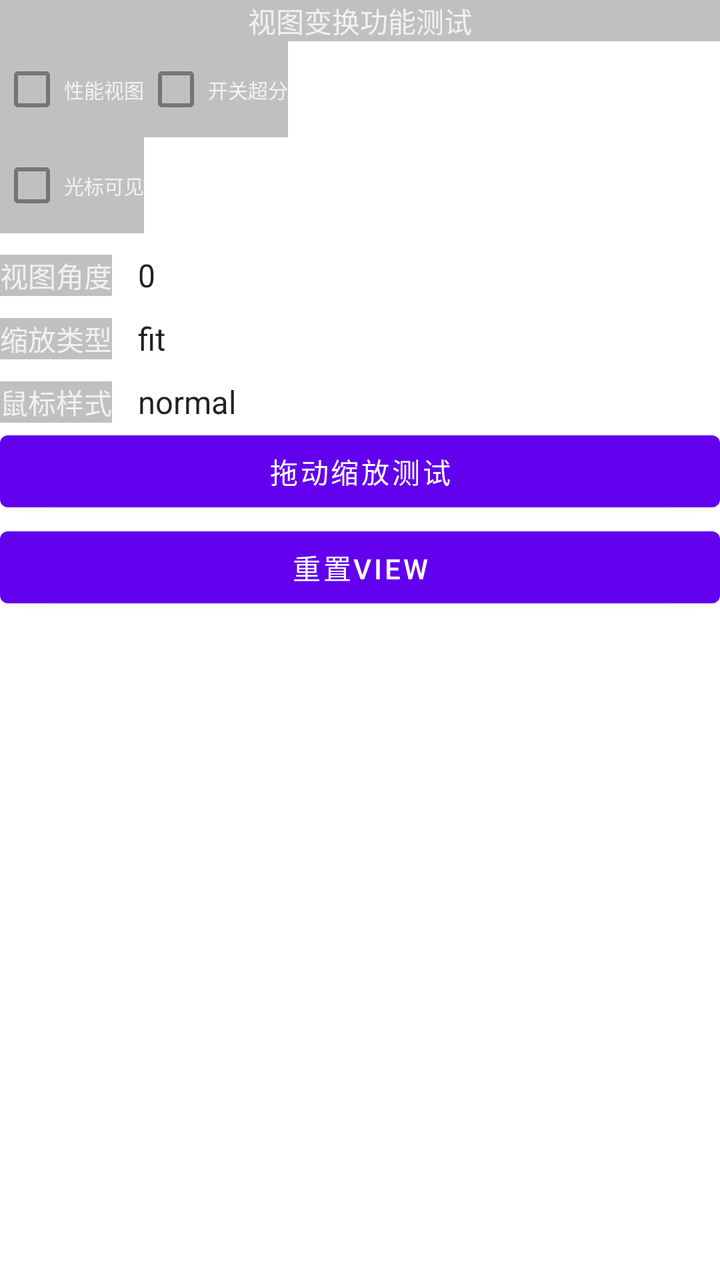
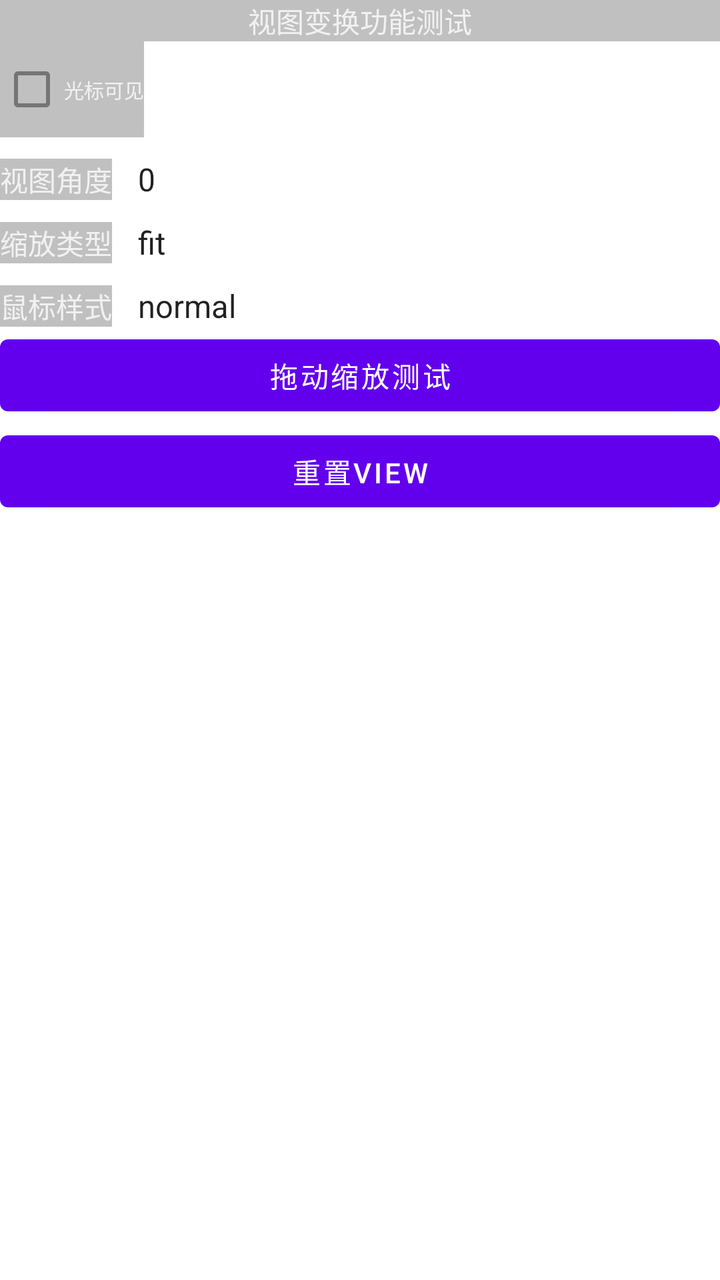

Screens rendered from an Android XML layout before and after an edit, with the pre-edit source and the edit as a unified diff.
<!-- AndroidManifest.xml: application theme Theme.TcrDemo -->
<!-- res/layout/test_api_view.xml -->
<?xml version="1.0" encoding="utf-8"?>
<layout xmlns:tools="http://schemas.android.com/tools"
    xmlns:android="http://schemas.android.com/apk/res/android">

    <data>
        <import type="android.view.View" />
        <import type="androidx.databinding.ObservableBoolean" />
        <variable name="viewModel" type="com.tencent.tcrdemo.gameplay.GamePlayViewModel" />
        <variable name="handlers" type="com.tencent.tcrdemo.gameplay.TestApiHandler"/>

    </data>

    <ScrollView
            android:layout_width="wrap_content"
            android:layout_height="match_parent"
            android:splitMotionEvents="true"
            android:orientation="vertical">

        <LinearLayout
                android:layout_width="match_parent"
                android:layout_height="wrap_content"
                android:orientation="vertical">

            <TextView
                    android:gravity="center_horizontal"
                    android:text="@string/view_transformation_function_test"
                    style="@style/textview"
                    android:layout_width="match_parent"
                    android:layout_height="wrap_content" />
            <LinearLayout
                    android:orientation="horizontal"
                    android:layout_width="wrap_content"
                    android:layout_height="wrap_content">

                <CheckBox
                        style="@style/textview"
                        android:text="@string/performance_view"
                        android:textSize="10sp"
                        android:checked="@={viewModel.enableDebugView}"
                        android:layout_width="wrap_content"
                        android:layout_height="wrap_content" />

                <CheckBox
                        style="@style/textview"
                        android:textSize="10sp"
                        android:text="@string/toggle_super_resolution"
                        android:checked="@={viewModel.enableSR}"
                        android:layout_width="wrap_content"
                        android:layout_height="match_parent" />

            </LinearLayout>

                <CheckBox
                        android:id="@+id/cursor_visibility"
                        style="@style/textview"
                        android:textSize="10sp"
                        android:text="@string/cursor_visible"
                        android:checked="@={viewModel.cursorViewVisibility}"
                        android:layout_width="wrap_content"
                        android:layout_height="wrap_content" />
            <LinearLayout
                    android:layout_width="match_parent"
                    android:layout_height="wrap_content"
                    android:orientation="vertical">

                <LinearLayout
                    android:layout_width="match_parent"
                    android:layout_height="wrap_content"
                    android:layout_marginTop="10dp"
                    android:orientation="horizontal">
                    <TextView
                        android:text="@string/view_angle"
                        style="@style/textview"
                        android:layout_width="wrap_content"
                        android:layout_height="wrap_content" />
                    <Spinner
                        android:layout_marginStart="5dp"
                        android:layout_width="wrap_content"
                        android:layout_height="wrap_content"
                        android:background="@color/white"
                        android:textColorHint="@android:color/black"
                        android:text="@string/rotation_angle"
                        android:prompt="@string/spinner_prompt"
                        android:selectedItemPosition="@={viewModel.renderViewRotation}"
                        android:entries="@array/render_view_pos_array"/>
                </LinearLayout>


                <LinearLayout
                    android:layout_width="match_parent"
                    android:layout_height="wrap_content"
                    android:layout_marginTop="10dp"
                    android:orientation="horizontal">
                    <TextView
                        android:text="@string/scaling_type"
                        style="@style/textview"
                        android:layout_width="wrap_content"
                        android:layout_height="wrap_content" />
                    <Spinner
                        android:layout_marginStart="5dp"
                        android:layout_width="wrap_content"
                        android:layout_height="wrap_content"
                        android:background="@color/white"
                        android:textColorHint="@android:color/black"
                        android:text="@string/scaling_type"
                        android:prompt="@string/spinner_prompt"
                        android:selectedItemPosition="@={viewModel.renderViewScaleType}"
                        android:entries="@array/scale_type_array"/>
                </LinearLayout>

                <LinearLayout
                    android:layout_width="match_parent"
                    android:layout_height="wrap_content"
                    android:layout_marginTop="10dp"
                    android:orientation="horizontal">
                    <TextView
                        android:text="@string/mouse_style"
                        style="@style/textview"
                        android:layout_width="wrap_content"
                        android:layout_height="wrap_content" />
                    <Spinner
                        android:layout_width="wrap_content"
                        android:layout_height="wrap_content"
                        android:layout_marginStart="5dp"
                        android:text="@string/mouse_style"
                        android:background="@color/white"
                        android:textColorHint="@android:color/black"
                        android:prompt="@string/spinner_prompt"
                        android:selectedItemPosition="@={viewModel.cursorStyle}"
                        android:entries="@array/cursor_style_array"/>
                </LinearLayout>

                <Button
                    android:layout_width="match_parent"
                    android:layout_height="wrap_content"
                    android:id="@+id/set_view_pinch_layout_button"
                    android:onClick="@{handlers::onClickExpandLayoutShow}"
                    android:text="@string/drag_zoom_test" />
                <LinearLayout
                        android:layout_width="match_parent"
                        android:layout_height="wrap_content"
                    android:id="@+id/set_view_pinch_layout"
                    android:visibility="gone"
                        android:orientation="vertical">
                    <LinearLayout
                            android:layout_width="match_parent"
                            android:layout_height="wrap_content"
                            android:orientation="horizontal">

                        <EditText
                                android:textColor="@color/text_color"
                                android:textColorHint="@color/teal_700"
                                android:text="@={viewModel.pinchLeft}"
                                android:inputType="number"
                                android:hint="L"
                                android:layout_weight="1"
                                android:gravity="center"
                                android:layout_width="wrap_content"
                                android:layout_height="wrap_content" />

                        <EditText
                                android:textColor="@color/text_color"
                                android:textColorHint="@color/teal_700"
                                android:text="@={viewModel.pinchTop}"
                                android:inputType="number"
                                android:hint="T"
                                android:layout_weight="1"
                                android:gravity="center"
                                android:layout_width="wrap_content"
                                android:layout_height="wrap_content" />
                        <EditText
                                android:textColor="@color/text_color"
                                android:textColorHint="@color/teal_700"
                                android:text="@={viewModel.pinchRight}"
                                android:inputType="number"
                                android:hint="R"
                                android:layout_weight="1"
                                android:gravity="center"
                                android:layout_width="wrap_content"
                                android:layout_height="wrap_content" />
                        <EditText
                                android:textColor="@color/text_color"
                                android:textColorHint="@color/teal_700"
                                android:text="@={viewModel.pinchBottom}"
                                android:inputType="number"
                                android:hint="B"
                                android:layout_weight="1"
                                android:gravity="center"
                                android:layout_width="wrap_content"
                                android:layout_height="wrap_content" />
                    </LinearLayout>
                    <Button
                            android:layout_width="match_parent"
                            android:layout_height="wrap_content"
                            android:layout_weight="1"
                            android:onClick="@{handlers::onClickSetPinchOffset}"
                            android:text="@string/set_drag_boundary" />
                    <LinearLayout
                        android:orientation="horizontal"
                        android:layout_width="wrap_content"
                        android:layout_height="wrap_content">
                    <CheckBox
                        style="@style/textview"
                        android:textSize="10sp"
                        android:text="@string/zoom_data"
                        android:checked="@={viewModel.enablePinchDataView}"
                        android:layout_width="wrap_content"
                        android:layout_height="match_parent" />
                    <CheckBox
                        style="@style/textview"
                        android:textSize="10sp"
                        android:text="@string/pinch_zoom"
                        android:checked="@={viewModel.enablePinch}"
                        android:layout_width="wrap_content"
                        android:layout_height="match_parent"
                        tools:ignore="SmallSp" />
                    </LinearLayout>
                </LinearLayout>
                <Button
                        android:layout_width="match_parent"
                        android:layout_height="wrap_content"
                        android:layout_weight="1"
                        android:onClick="@{handlers::onClickResetView}"
                        android:text="@string/reset_view" />

            </LinearLayout>


        </LinearLayout>
    </ScrollView>



</layout>
<!-- resources referenced by this layout -->
<resources>
  <string-array name="cursor_style_array">
          <item>normal</item>
          <item>huge</item>
      </string-array>
  <string-array name="render_view_pos_array">
          <item>0</item>
          <item>90</item>
          <item>180</item>
          <item>270</item>
      </string-array>
  <string-array name="scale_type_array">
          <item>fit</item>
          <item>fill</item>
          <item>crop</item>
      </string-array>
  <color name="teal_700">#FF018786</color>
  <color name="text_color">#f1f1f1</color>
  <color name="white">#FFFFFFFF</color>
  <string name="cursor_visible">光标可见</string>
  <string name="drag_zoom_test">拖动缩放测试</string>
  <string name="mouse_style">鼠标样式</string>
  <string name="performance_view">性能视图</string>
  <string name="pinch_zoom">双指缩放</string>
  <string name="reset_view">重置View</string>
  <string name="rotation_angle">旋转角度</string>
  <string name="scaling_type">缩放类型</string>
  <string name="set_drag_boundary">设置拖动边界</string>
  <string name="spinner_prompt">选择一个选项</string>
  <string name="toggle_super_resolution">开关超分</string>
  <string name="view_angle">视图角度</string>
  <string name="view_transformation_function_test">视图变换功能测试</string>
  <string name="zoom_data">缩放数据</string>
  <style name="textview">
          <item name="android:textColor">@color/text_color</item>
          <item name="android:background">@color/text_background</item>
      </style>
  <style name="Theme.TcrDemo" parent="Theme.MaterialComponents.DayNight.DarkActionBar">
          
          <item name="colorPrimary">@color/purple_500</item>
          <item name="colorPrimaryVariant">@color/purple_700</item>
          <item name="colorOnPrimary">@color/white</item>
          
          <item name="colorSecondary">@color/teal_200</item>
          <item name="colorSecondaryVariant">@color/teal_700</item>
          <item name="colorOnSecondary">@color/black</item>
          
          <item name="android:statusBarColor">?attr/colorPrimaryVariant</item>
          
      </style>
  <color name="text_background">#3f000000</color>
  <color name="purple_500">#FF6200EE</color>
  <color name="purple_700">#FF3700B3</color>
  <color name="teal_200">#FF03DAC5</color>
  <color name="black">#FF000000</color>
</resources>

<!-- the commit's change to res/layout/test_api_view.xml (unified diff, before → after) -->
@@ -29,6 +29,7 @@
                     android:layout_height="wrap_content" />
             <LinearLayout
                     android:orientation="horizontal"
+                    android:visibility="gone"
                     android:layout_width="wrap_content"
                     android:layout_height="wrap_content">
 
